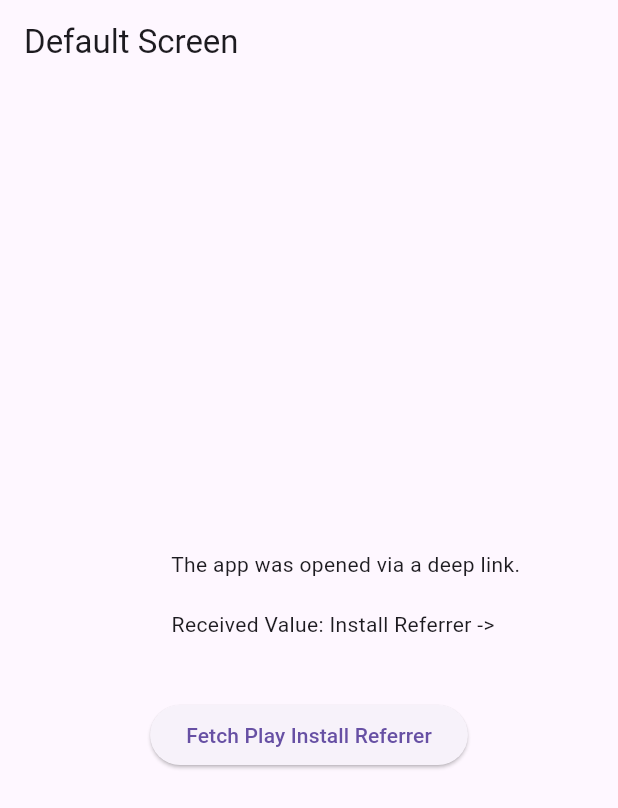
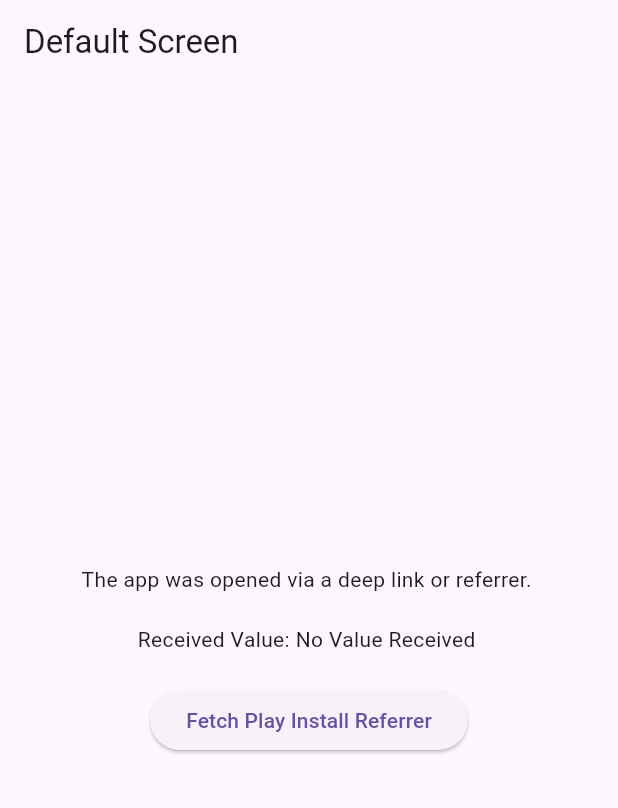
Before and after one commit to Ranbir-Netz/deep-link-gfj, a Flutter app: the screen it shows after launch, after a tap on "Fetch Play Install Referrer", on a phone screen of 412 x 824 dp. Shown: the top 808 px of the screen. Run offline on Flutter 3.47's test engine with Material 3 defaults, Android fonts, the light colour scheme and no system bars; our stand-ins replace app_links; missing offline and left inert: android_play_install_referrer.

Commit message:
Fixed UI Update Issue

```diff
--- a/lib/main.dart
+++ b/lib/main.dart
@@ -4,14 +4,13 @@ import 'dart:io';
 import 'package:android_play_install_referrer/android_play_install_referrer.dart';
 import 'package:app_links/app_links.dart';
 import 'package:flutter/material.dart';
-import 'package:flutter/services.dart';
 
 void main() {
   runApp(const MyApp());
 }
 
 class MyApp extends StatefulWidget {
-  const MyApp({Key? key}) : super(key: key);
+  const MyApp({super.key});
 
   @override
   State<MyApp> createState() => _MyAppState();
@@ -21,7 +20,7 @@ class _MyAppState extends State<MyApp> {
   late AppLinks _appLinks;
   StreamSubscription<Uri>? _linkSubscription;
   String? receivedValue;
-  bool isFirstLaunch = false;
+  String? playInstallReferrerValue;
 
   @override
   void initState() {
@@ -41,58 +40,46 @@ class _MyAppState extends State<MyApp> {
     _appLinks = AppLinks();
     _linkSubscription = _appLinks.uriLinkStream.listen((uri) async {
       debugPrint('onAppLink: $uri');
-      receivedValue = await handleDeepLink(uri);
-      setState(() {}); // Refresh the UI to show the new value
+      await handleDeepLink(uri);
+    }, onError: (err) {
+      debugPrint('Failed to receive deep link: $err');
     });
   }
 
-  Future<String?> handleDeepLink(Uri uri) async {
-    String? value;
-    bool isFirstInstall = uri.path.contains('play.google.com') || uri.path.contains('apps.apple.com');
-
-    if (Platform.isAndroid) {
-      if (isFirstInstall) {
-        value = await fetchPlayInstallReferrer();
-      } else {
-        value = "Not First Launch -> ${uri.queryParameters['districtId']}";
-        debugPrint("Not first launch: $value");
-      }
+  Future<void> handleDeepLink(Uri uri) async {
+    bool isDeepLink = !uri.path.contains('play.google.com') && !uri.path.contains('apps.apple.com');
+    if (isDeepLink) {
+      receivedValue = "Deep Link Value -> ${uri.queryParameters['districtId']}";
+      debugPrint("Deep link detected, value: $receivedValue");
+    } else {
+      debugPrint("Play store URL detected, skipping deep link handling.");
     }
 
-    if (Platform.isIOS) {
-      if (isFirstInstall) {
-        final clipboardData = await Clipboard.getData(Clipboard.kTextPlain);
-        value = clipboardData?.text;
-      } else {
-        value = uri.queryParameters['districtId'];
-      }
+    // Always update the UI if a deep link is detected or if no Play Store URL is involved
+    if (isDeepLink || playInstallReferrerValue == null) {
+      setState(() {});
     }
-
-    return value;
-  }
-
-  Future<String?> fetchPlayInstallReferrer() async {
-    if (Platform.isAndroid) {
-      debugPrint("Checking for Play Install Referrer...");
-      ReferrerDetails details = await AndroidPlayInstallReferrer.installReferrer;
-      if (details.installReferrer != null) {
-        final value = "Install Referrer -> ${details.installReferrer}";
-        debugPrint("Install Referrer received: $value");
-        return value;
-      } else {
-        debugPrint("Install Referrer is null");
-      }
-    }
-    return null;
   }
 
   Future<void> checkPlayInstallReferrer() async {
-    debugPrint("Check Play Called");
     if (Platform.isAndroid) {
-      String? referrer = await fetchPlayInstallReferrer();
-      if (referrer != null) {
-        receivedValue = referrer;
-        setState(() {});
+      debugPrint("Checking Play Install Referrer...");
+      try {
+        ReferrerDetails details = await AndroidPlayInstallReferrer.installReferrer;
+        if (details.installReferrer != null && details.installReferrer!.isNotEmpty) {
+          playInstallReferrerValue = "Install Referrer -> ${details.installReferrer}";
+          debugPrint("Install Referrer received: $playInstallReferrerValue");
+
+          // If no deep link has been processed yet, show the install referrer
+          if (receivedValue == null) {
+            receivedValue = playInstallReferrerValue;
+            setState(() {}); // Update UI to show referrer
+          }
+        } else {
+          debugPrint("Install Referrer is null or empty");
+        }
+      } catch (e) {
+        debugPrint("Error fetching Play Install Referrer: $e");
       }
     }
   }
@@ -106,11 +93,10 @@ class _MyAppState extends State<MyApp> {
           child: Column(
             mainAxisSize: MainAxisSize.min,
             children: [
-              SelectableText('''
-              The app was opened via a deep link.
-
-              Received Value: ${receivedValue ?? "No Value Received"}
-              '''),
+              SelectableText(
+                'The app was opened via a deep link or referrer.\n\nReceived Value: ${receivedValue ?? "No Value Received"}',
+                textAlign: TextAlign.center,
+              ),
               const SizedBox(height: 20),
               ElevatedButton(
                 onPressed: checkPlayInstallReferrer,
```
